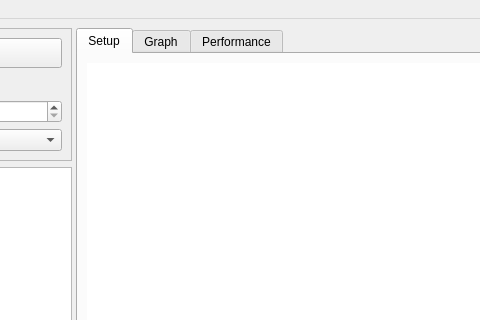
Before: the Qt Designer form src/gui/MainWin.ui in CompEphys-team/stdpc, drawn with Qt 5; both pictures show x 431 to 911 and y 0 to 320 of the 1027 by 659 pixel window.
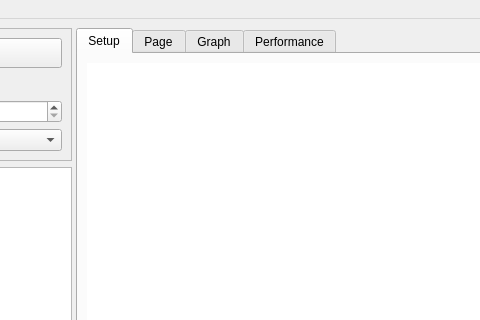
After: the same form once the commit is applied. The open tabs and pages were chosen to show the change. Custom widgets are drawn as their Qt base class.

```diff
--- a/src/gui/MainWin.ui
+++ b/src/gui/MainWin.ui
@@ -194,6 +194,11 @@
          </item>
         </layout>
        </widget>
+       <widget class="ConfigWidget" name="configtab">
+        <attribute name="title">
+         <string>Page</string>
+        </attribute>
+       </widget>
        <widget class="GraphWidget" name="graphtab">
         <attribute name="title">
          <string>Graph</string>
@@ -312,6 +317,12 @@
    <header>GraphWidget.h</header>
    <container>1</container>
   </customwidget>
+  <customwidget>
+   <class>ConfigWidget</class>
+   <extends>QWidget</extends>
+   <header>configwidget.h</header>
+   <container>1</container>
+  </customwidget>
  </customwidgets>
  <resources/>
  <connections/>
```
Left out of the diff: 2 changed lines with no effect on the pictures.
